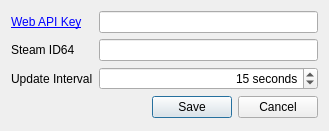
Before: the Qt Designer form ui/Ui_Configuration.ui in rgooler/steam_achievement_stats_watcher, drawn with Qt 5.
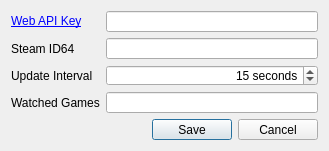
After: the same form once the commit is applied. Icons and pictures are not drawn.

What changed in the file:
```diff
--- a/ui/Ui_Configuration.ui
+++ b/ui/Ui_Configuration.ui
@@ -10,19 +10,19 @@
     <x>0</x>
     <y>0</y>
     <width>329</width>
-    <height>131</height>
+    <height>151</height>
    </rect>
   </property>
   <property name="minimumSize">
    <size>
     <width>329</width>
-    <height>131</height>
+    <height>151</height>
    </size>
   </property>
   <property name="maximumSize">
    <size>
     <width>329</width>
-    <height>131</height>
+    <height>151</height>
    </size>
   </property>
   <property name="windowTitle">
@@ -98,13 +98,23 @@
      </property>
     </widget>
    </item>
-   <item row="4" column="1">
+   <item row="5" column="1">
     <widget class="QDialogButtonBox" name="configButtonBox">
      <property name="standardButtons">
       <set>QDialogButtonBox::Cancel|QDialogButtonBox::Save</set>
      </property>
     </widget>
    </item>
+   <item row="4" column="1">
+    <widget class="QLineEdit" name="watchedGames"/>
+   </item>
+   <item row="4" column="0">
+    <widget class="QLabel" name="watchedGamesLabel">
+     <property name="text">
+      <string>Watched Games</string>
+     </property>
+    </widget>
+   </item>
   </layout>
  </widget>
  <resources/>
```
